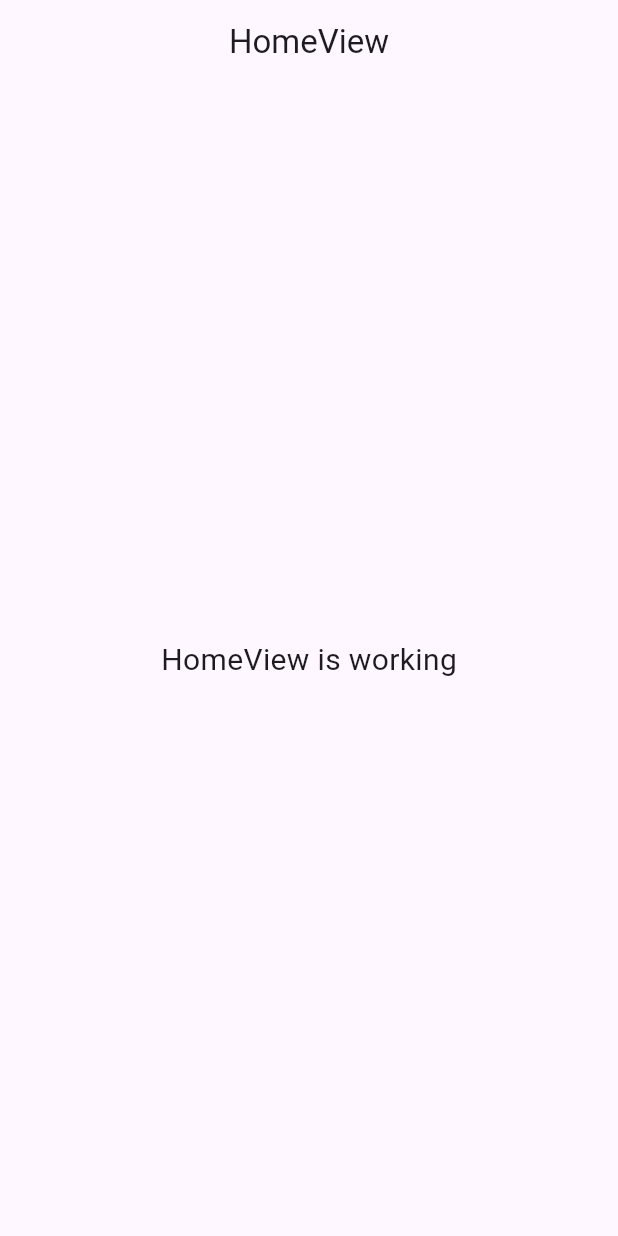
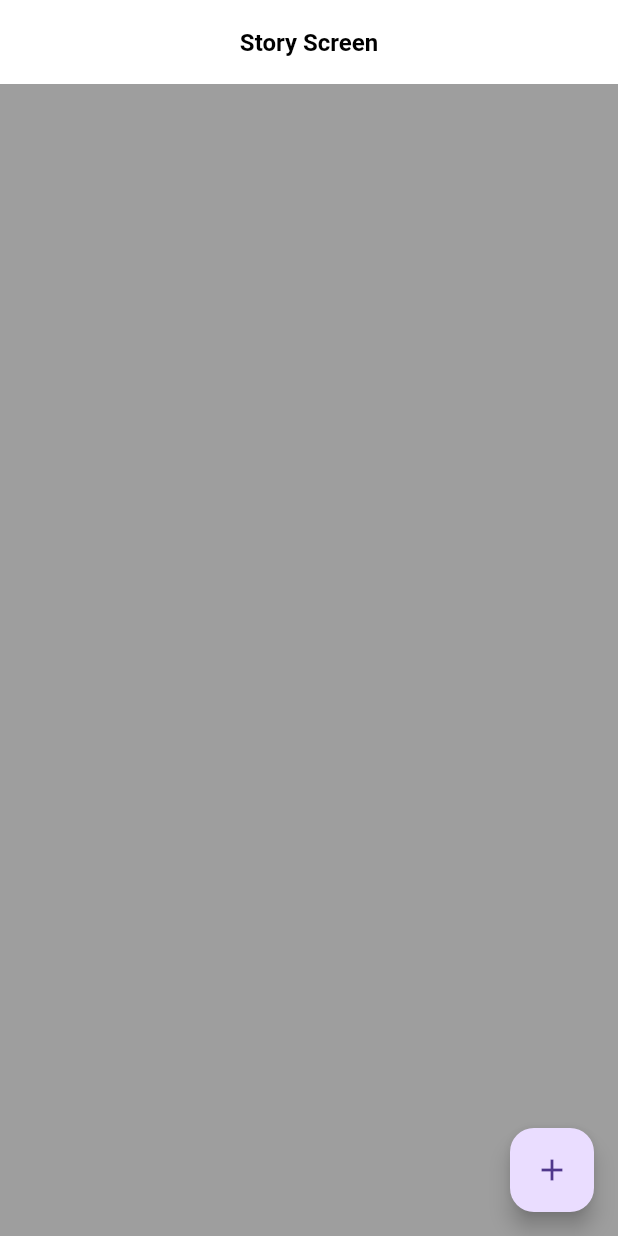
Before and after one commit to mirzamahmud/create-story, a Flutter app: the screen it shows after launch, on a phone screen of 412 x 824 dp. Run offline on Flutter 3.47's test engine with Material 3 defaults, Android fonts, the phone set to English and light mode, and no system bars.

Commit message:
add_widget

```diff
--- a/lib/app/modules/home/views/home_view.dart
+++ /dev/null
@@ -1,24 +0,0 @@
-import 'package:flutter/material.dart';
-
-import 'package:get/get.dart';
-
-import '../controllers/home_controller.dart';
-
-class HomeView extends GetView<HomeController> {
-  const HomeView({super.key});
-  @override
-  Widget build(BuildContext context) {
-    return Scaffold(
-      appBar: AppBar(
-        title: const Text('HomeView'),
-        centerTitle: true,
-      ),
-      body: const Center(
-        child: Text(
-          'HomeView is working',
-          style: TextStyle(fontSize: 20),
-        ),
-      ),
-    );
-  }
-}
--- /dev/null
+++ b/lib/create_story.dart
@@ -0,0 +1,82 @@
+import 'package:create_story/app/components/overlay/overlay_widget.dart';
+import 'package:flutter/material.dart';
+
+class CreateStory extends StatelessWidget {
+  const CreateStory({super.key});
+
+  @override
+  Widget build(BuildContext context) {
+    return MaterialApp(
+      debugShowCheckedModeBanner: false,
+      title: 'Create Story',
+      home: Story(),
+    );
+  }
+}
+
+class Story extends StatefulWidget {
+  const Story({super.key});
+
+  @override
+  State<Story> createState() => _StoryState();
+}
+
+class _StoryState extends State<Story> {
+  List<Widget> widgets = [];
+  bool showDeleteButton = false;
+
+  @override
+  Widget build(BuildContext context) {
+    return SafeArea(
+      top: false,
+      child: Scaffold(
+        backgroundColor: Colors.grey,
+        appBar: AppBar(
+          backgroundColor: Colors.white,
+          centerTitle: true,
+          title: Text("Story Screen",
+              textAlign: TextAlign.center,
+              style: TextStyle(
+                  color: Colors.black,
+                  fontSize: 16,
+                  fontWeight: FontWeight.w600)),
+        ),
+        body: Stack(
+          alignment: Alignment.center,
+          children: [for (int i = 0; i < widgets.length; i++) widgets[i]],
+        ),
+        floatingActionButton: FloatingActionButton(
+          onPressed: () {
+            if (widgets.length < dummyWidget.length) {
+              setState(() {
+                widgets.add(OverlayWidget(
+                    onDragStart: () {},
+                    onDragEnd: () {},
+                    child: dummyWidget.elementAt(widgets.length)));
+              });
+            }
+          },
+          child: const Icon(Icons.add),
+        ),
+      ),
+    );
+  }
+
+  final List<Widget> dummyWidget = [
+    // ================ emoji
+    Text("😀", style: TextStyle(fontSize: 120)),
+
+    // ================ text
+    Container(
+      height: 80,
+      width: 120,
+      padding: EdgeInsets.all(12),
+      alignment: Alignment.center,
+      decoration: BoxDecoration(
+          color: Colors.white, borderRadius: BorderRadius.circular(8)),
+      child: Text("Hello World!",
+          textAlign: TextAlign.center,
+          style: TextStyle(fontSize: 18, color: Colors.black)),
+    )
+  ];
+}
--- a/pubspec.yaml
+++ b/pubspec.yaml
@@ -36,6 +36,7 @@ dependencies:
   # Use with the CupertinoIcons class for iOS style icons.
   cupertino_icons: ^1.0.8
   get: ^4.6.6
+  path_drawing: ^1.0.1
 
 dev_dependencies:
   flutter_test:
```
Also changed, not shown: lib/app/components/matrix_gesture/matrix_gesture_detector.dart (+19 -0 lines), lib/app/components/overlay/overlay_widget.dart (added, +41 -0 lines), lib/app/modules/home/bindings/home_binding.dart (deleted, +0 -12 lines), lib/app/modules/home/controllers/home_controller.dart (deleted, +0 -23 lines), lib/app/routes/app_pages.dart (deleted, +0 -20 lines), lib/app/routes/app_routes.dart (deleted, +0 -12 lines), lib/main.dart (+3 -11 lines), pubspec.lock.
